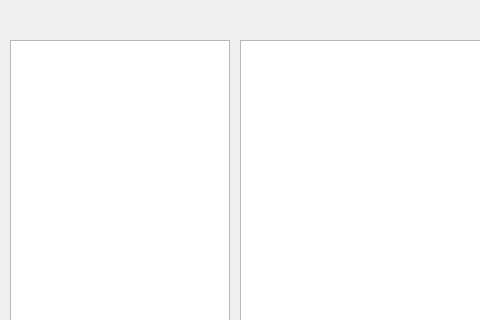
Qt form mainwindow.ui (plainoldprogrammer/yasm) before a commit; both pictures show x 0 to 480 and y 0 to 320 of the 1055 by 591 pixel window.
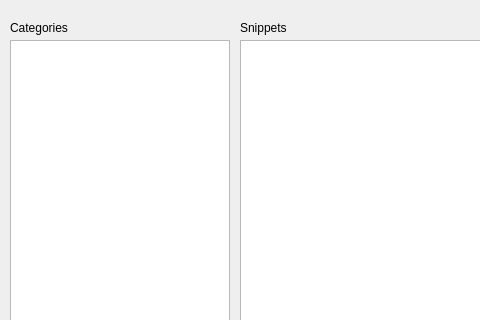
The same form after that commit.

Commit message: adding two labels as indicators for categories and snippets

Patch:
```diff
--- a/mainwindow.ui
+++ b/mainwindow.ui
@@ -106,6 +106,32 @@
      <string>PushButton</string>
     </property>
    </widget>
+   <widget class="QLabel" name="labelCategories">
+    <property name="geometry">
+     <rect>
+      <x>10</x>
+      <y>20</y>
+      <width>71</width>
+      <height>16</height>
+     </rect>
+    </property>
+    <property name="text">
+     <string>Categories</string>
+    </property>
+   </widget>
+   <widget class="QLabel" name="labelSnippets">
+    <property name="geometry">
+     <rect>
+      <x>240</x>
+      <y>20</y>
+      <width>61</width>
+      <height>16</height>
+     </rect>
+    </property>
+    <property name="text">
+     <string>Snippets</string>
+    </property>
+   </widget>
   </widget>
   <widget class="QMenuBar" name="menubar">
    <property name="geometry">
```
